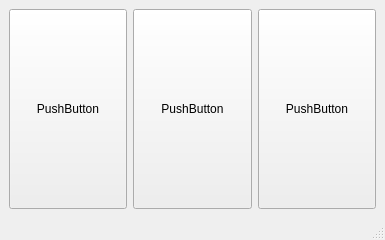
Before: the Qt Designer form LayoutsDemo/mainwindow.ui in hongwei-bai/qt-hello-world, drawn with Qt 5.
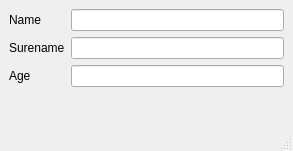
After: the same form once the commit is applied.

Commit message: lesson 7 layouts demo b) formlayout

Patch:
```diff
--- a/LayoutsDemo/mainwindow.ui
+++ b/LayoutsDemo/mainwindow.ui
@@ -6,54 +6,45 @@
    <rect>
     <x>0</x>
     <y>0</y>
-    <width>385</width>
-    <height>240</height>
+    <width>293</width>
+    <height>151</height>
    </rect>
   </property>
   <property name="windowTitle">
    <string>MainWindow</string>
   </property>
   <widget class="QWidget" name="centralwidget">
-   <layout class="QHBoxLayout" name="horizontalLayout">
-    <item>
-     <widget class="QPushButton" name="pushButton_3">
-      <property name="sizePolicy">
-       <sizepolicy hsizetype="Minimum" vsizetype="Preferred">
-        <horstretch>0</horstretch>
-        <verstretch>0</verstretch>
-       </sizepolicy>
-      </property>
+   <layout class="QFormLayout" name="formLayout">
+    <item row="0" column="0">
+     <widget class="QLabel" name="label">
       <property name="text">
-       <string>PushButton</string>
+       <string>Name</string>
       </property>
      </widget>
     </item>
-    <item>
-     <widget class="QPushButton" name="pushButton_2">
-      <property name="sizePolicy">
-       <sizepolicy hsizetype="Minimum" vsizetype="Preferred">
-        <horstretch>0</horstretch>
-        <verstretch>0</verstretch>
-       </sizepolicy>
-      </property>
+    <item row="2" column="0">
+     <widget class="QLabel" name="label_3">
       <property name="text">
-       <string>PushButton</string>
+       <string>Age</string>
       </property>
      </widget>
     </item>
-    <item>
-     <widget class="QPushButton" name="pushButton">
-      <property name="sizePolicy">
-       <sizepolicy hsizetype="Minimum" vsizetype="Preferred">
-        <horstretch>0</horstretch>
-        <verstretch>0</verstretch>
-       </sizepolicy>
-      </property>
+    <item row="1" column="0">
+     <widget class="QLabel" name="label_2">
       <property name="text">
-       <string>PushButton</string>
+       <string>Surename</string>
       </property>
      </widget>
     </item>
+    <item row="0" column="1">
+     <widget class="QLineEdit" name="lineEdit"/>
+    </item>
+    <item row="1" column="1">
+     <widget class="QLineEdit" name="lineEdit_2"/>
+    </item>
+    <item row="2" column="1">
+     <widget class="QLineEdit" name="lineEdit_3"/>
+    </item>
    </layout>
   </widget>
   <widget class="QMenuBar" name="menubar">
```
Left out of the diff: 2 changed lines with no effect on the pictures.
